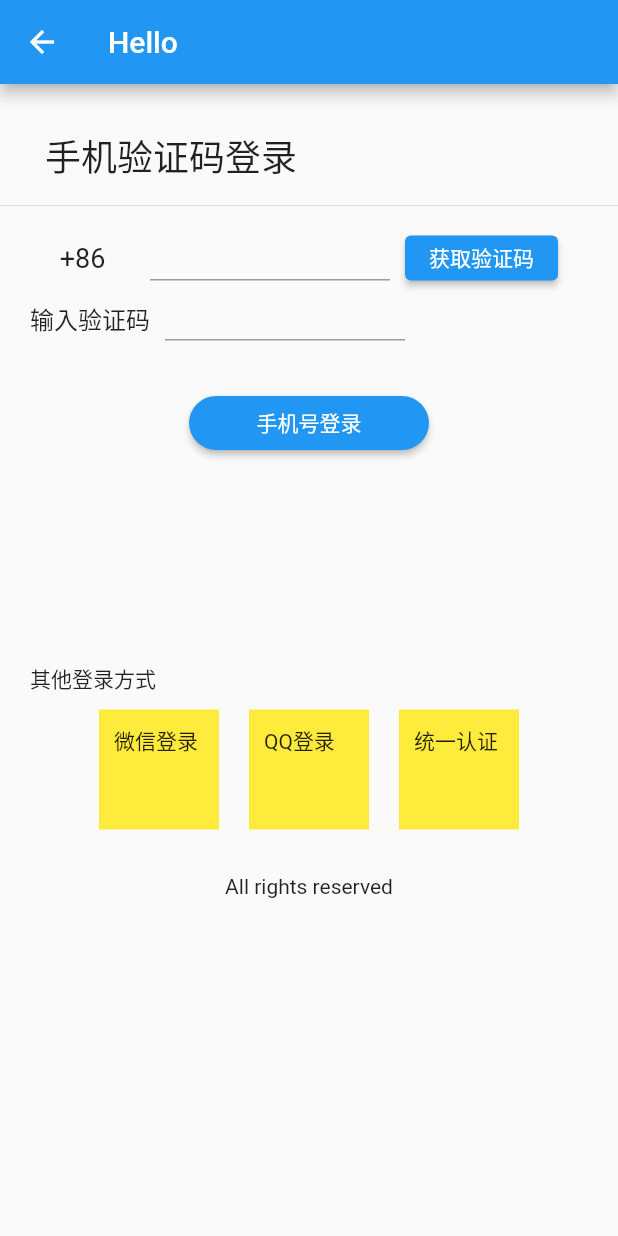
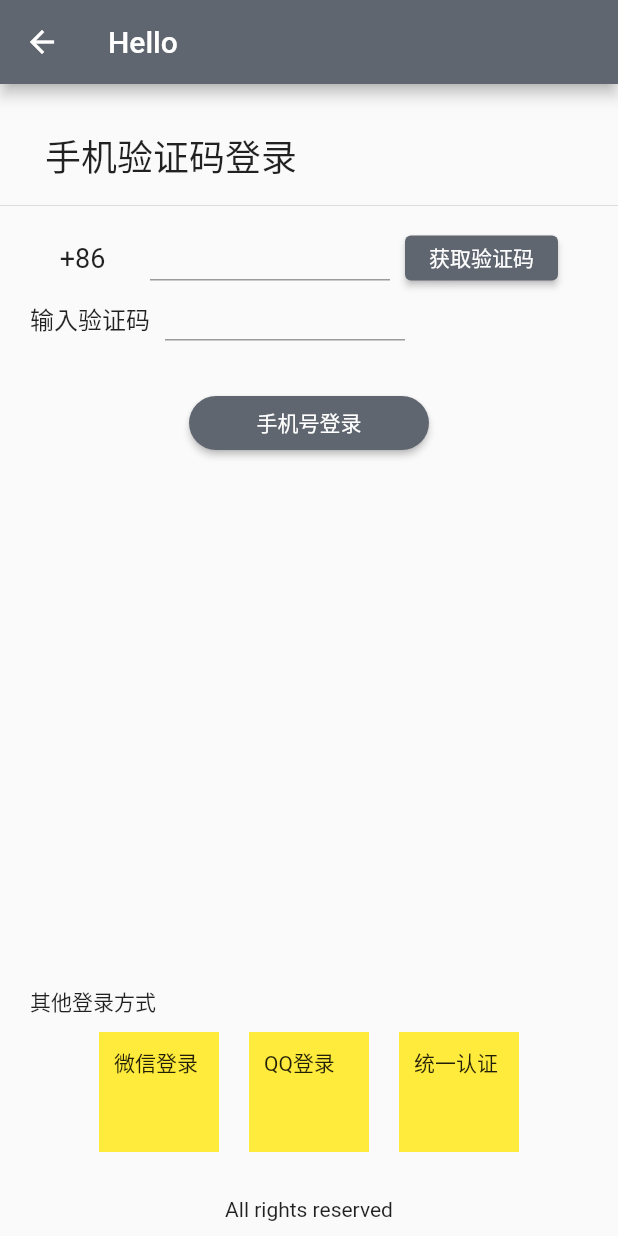
Before and after one commit to sdu0yi/health-monitor-flutter, a Flutter app: the Login screen opened directly, on a phone screen of 412 x 824 dp. Run offline on Flutter 3.47's test engine with Material 2 defaults, Android fonts, the phone set to English and light mode, and no system bars; our stand-ins replace logger, shared_preferences; missing offline and left inert: sqlite3; accounts and stored records are empty.

Commit message:
style: 更改主题色
更改主题色

```diff
--- a/lib/routes/login.dart
+++ b/lib/routes/login.dart
@@ -40,7 +40,10 @@
                   ),
                 ),
               ),
-              const SizedBox(height: 100.0),
+              const Expanded(
+                  child: SizedBox(
+                width: double.infinity,
+              )),
               const SizedBox(
                 width: double.infinity,
                 child: OtherLoginMethod(),
```
Also changed, not shown: lib/main.dart (+4 -3 lines).
